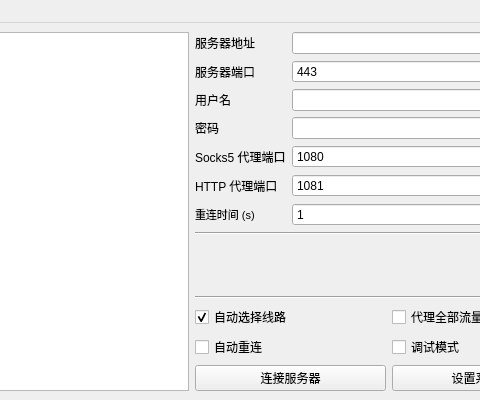
Mythologyli/ZJU-Connect-for-Windows, file mainwindow.ui: the form before one commit; both pictures show x 208 to 688 and y 0 to 400 of the 800 by 400 pixel window.
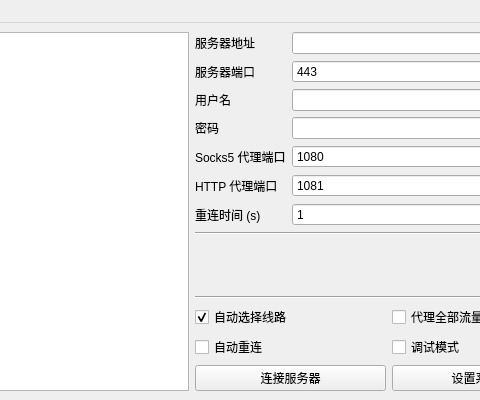
The form after the commit.

Commit message: fix: font size of label7

The edit to the form file:
```diff
--- a/mainwindow.ui
+++ b/mainwindow.ui
@@ -165,7 +165,7 @@
        <widget class="QLabel" name="label7">
         <property name="font">
          <font>
-          <pointsize>8</pointsize>
+          <pointsize>9</pointsize>
          </font>
         </property>
         <property name="text">
```
Left out of the diff: 2 changed lines with no effect on the pictures.
